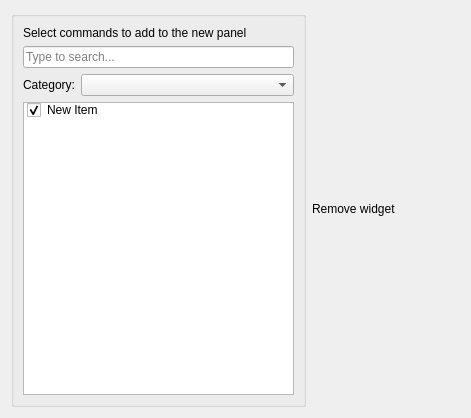
APEbbers/FreeCAD-Ribbon, file Resources/ui/AddCommands.ui: the form before one commit.
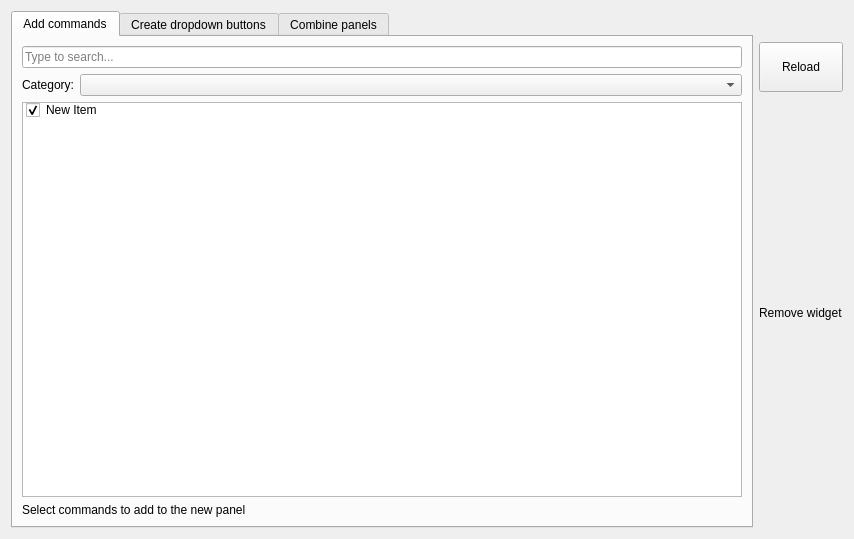
The form after the commit.

Commit message: Fix for issue were settings were not set when installed for the first time Modified UI for add commands

Diff of the .ui file:
```diff
--- a/Resources/ui/AddCommands.ui
+++ b/Resources/ui/AddCommands.ui
@@ -6,8 +6,8 @@
    <rect>
     <x>0</x>
     <y>0</y>
-    <width>471</width>
-    <height>418</height>
+    <width>854</width>
+    <height>539</height>
    </rect>
   </property>
   <property name="acceptDrops">
@@ -17,14 +17,85 @@
    <string>Form</string>
   </property>
   <layout class="QGridLayout" name="gridLayout">
-   <item row="0" column="0" colspan="2">
-    <widget class="QGroupBox" name="groupBox">
-     <property name="title">
-      <string/>
-     </property>
-     <layout class="QGridLayout" name="gridLayout_37">
-      <item row="2" column="0">
+   <item row="1" column="1">
+    <layout class="QVBoxLayout" name="verticalLayout">
+     <item>
+      <widget class="QPushButton" name="pushButton">
+       <property name="minimumSize">
+        <size>
+         <width>0</width>
+         <height>50</height>
+        </size>
+       </property>
+       <property name="text">
+        <string>Reload</string>
+       </property>
+      </widget>
+     </item>
+     <item>
+      <widget class="QLabel" name="TrashArea">
+       <property name="acceptDrops">
+        <bool>true</bool>
+       </property>
+       <property name="text">
+        <string>Remove widget</string>
+       </property>
+      </widget>
+     </item>
+    </layout>
+   </item>
+   <item row="0" column="1">
+    <spacer name="verticalSpacer">
+     <property name="orientation">
+      <enum>Qt::Orientation::Vertical</enum>
+     </property>
+     <property name="sizeType">
+      <enum>QSizePolicy::Policy::Fixed</enum>
+     </property>
+     <property name="sizeHint" stdset="0">
+      <size>
+       <width>20</width>
+       <height>25</height>
+      </size>
+     </property>
+    </spacer>
+   </item>
+   <item row="0" column="0" rowspan="2">
+    <widget class="QTabWidget" name="tabWidget">
+     <property name="currentIndex">
+      <number>0</number>
+     </property>
+     <widget class="QWidget" name="tab">
+      <attribute name="title">
+       <string>Add commands</string>
+      </attribute>
+      <layout class="QGridLayout" name="gridLayout_2">
+       <item row="0" column="0">
        <layout class="QGridLayout" name="gridLayout_38">
+         <item row="1" column="0">
+          <layout class="QGridLayout" name="gridLayout_39">
+           <item row="0" column="1">
+            <widget class="QComboBox" name="ListCategory_NP">
+             <property name="insertPolicy">
+              <enum>QComboBox::InsertPolicy::InsertAlphabetically</enum>
+             </property>
+            </widget>
+           </item>
+           <item row="0" column="0">
+            <widget class="QLabel" name="label_21">
+             <property name="sizePolicy">
+              <sizepolicy hsizetype="Fixed" vsizetype="Preferred">
+               <horstretch>0</horstretch>
+               <verstretch>0</verstretch>
+              </sizepolicy>
+             </property>
+             <property name="text">
+              <string>Category:</string>
+             </property>
+            </widget>
+           </item>
+          </layout>
+         </item>
         <item row="0" column="0">
          <widget class="QLineEdit" name="SearchBar_NP">
           <property name="inputMask">
@@ -68,33 +139,9 @@
           </item>
          </widget>
         </item>
+        </layout>
+       </item>
         <item row="1" column="0">
-         <layout class="QGridLayout" name="gridLayout_39">
-          <item row="0" column="0">
-           <widget class="QLabel" name="label_21">
-            <property name="sizePolicy">
-             <sizepolicy hsizetype="Fixed" vsizetype="Preferred">
-              <horstretch>0</horstretch>
-              <verstretch>0</verstretch>
-             </sizepolicy>
-            </property>
-            <property name="text">
-             <string>Category:</string>
-            </property>
-           </widget>
-          </item>
-          <item row="0" column="1">
-           <widget class="QComboBox" name="ListCategory_NP">
-            <property name="insertPolicy">
-             <enum>QComboBox::InsertPolicy::InsertAlphabetically</enum>
-            </property>
-           </widget>
-          </item>
-         </layout>
-        </item>
-       </layout>
-      </item>
-      <item row="0" column="0" rowspan="2">
        <widget class="QLabel" name="label_20">
         <property name="text">
          <string>Select commands to add to the new panel</string>
@@ -103,15 +150,16 @@
       </item>
      </layout>
     </widget>
-   </item>
-   <item row="0" column="2">
-    <widget class="QLabel" name="TrashArea">
-     <property name="acceptDrops">
-      <bool>true</bool>
-     </property>
-     <property name="text">
-      <string>Remove widget</string>
-     </property>
+     <widget class="QWidget" name="widget">
+      <attribute name="title">
+       <string>Create dropdown buttons</string>
+      </attribute>
+     </widget>
+     <widget class="QWidget" name="tab_2">
+      <attribute name="title">
+       <string>Combine panels</string>
+      </attribute>
+     </widget>
     </widget>
    </item>
   </layout>
```
Lines whose indentation alone changed are shown as unchanged. The commit also changes 2 other files.
